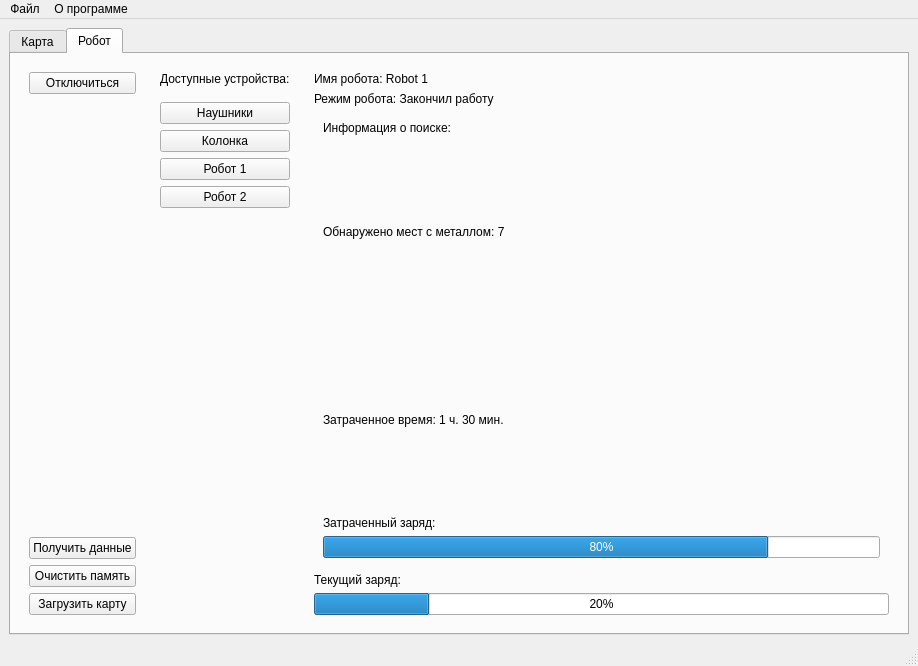
Before: the Qt Designer form MainWindow.ui in IvanZhiltsov/Robot-MetallFinder-Application, drawn with Qt 5.
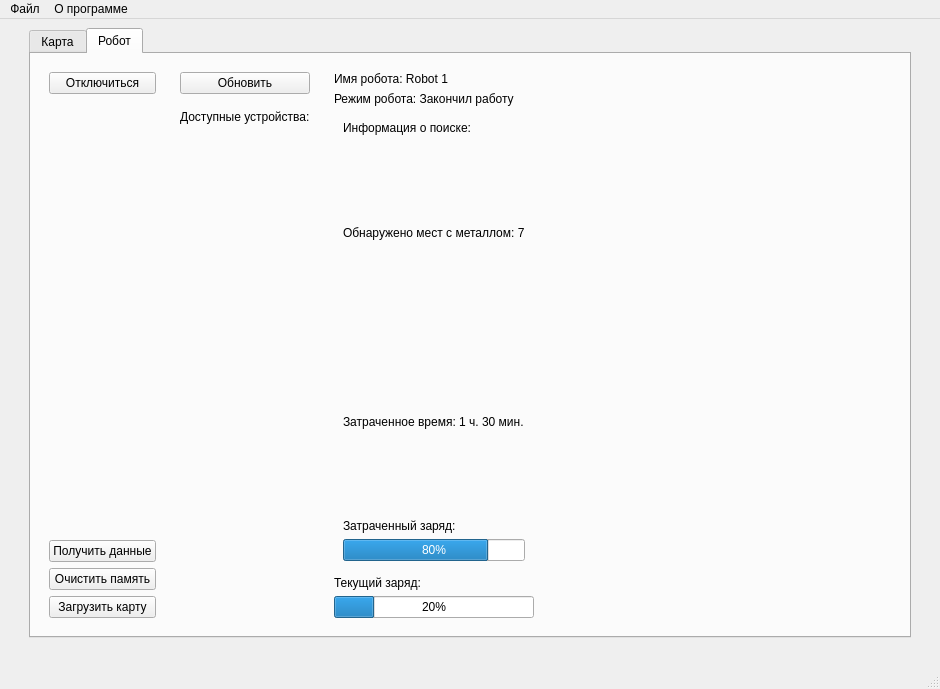
After: the same form once the commit is applied.

Commit message: Init MainWindow

The edit to the form file:
```diff
--- a/MainWindow.ui
+++ b/MainWindow.ui
@@ -6,8 +6,8 @@
    <rect>
     <x>0</x>
     <y>0</y>
-    <width>918</width>
-    <height>666</height>
+    <width>940</width>
+    <height>689</height>
    </rect>
   </property>
   <property name="windowTitle">
@@ -15,7 +15,39 @@
   </property>
   <widget class="QWidget" name="centralwidget">
    <layout class="QGridLayout" name="gridLayout">
+    <item row="0" column="2">
+     <spacer name="horizontalSpacer_2">
+      <property name="orientation">
+       <enum>Qt::Horizontal</enum>
+      </property>
+      <property name="sizeType">
+       <enum>QSizePolicy::Maximum</enum>
+      </property>
+      <property name="sizeHint" stdset="0">
+       <size>
+        <width>20</width>
+        <height>20</height>
+       </size>
+      </property>
+     </spacer>
+    </item>
     <item row="0" column="0">
+     <spacer name="horizontalSpacer">
+      <property name="orientation">
+       <enum>Qt::Horizontal</enum>
+      </property>
+      <property name="sizeType">
+       <enum>QSizePolicy::Maximum</enum>
+      </property>
+      <property name="sizeHint" stdset="0">
+       <size>
+        <width>20</width>
+        <height>20</height>
+       </size>
+      </property>
+     </spacer>
+    </item>
+    <item row="0" column="1">
      <widget class="QTabWidget" name="tabWidget">
       <property name="currentIndex">
        <number>1</number>
@@ -24,10 +56,13 @@
        <attribute name="title">
         <string>Карта</string>
        </attribute>
-       <layout class="QGridLayout" name="gridLayout_2">
+       <layout class="QGridLayout" name="gridLayout_8">
         <item row="0" column="0">
          <layout class="QVBoxLayout" name="verticalLayout" stretch="0,1">
           <item>
+           <widget class="QWidget" name="edit_map_widget" native="true">
+            <layout class="QGridLayout" name="gridLayout_2">
+             <item row="0" column="0">
            <layout class="QHBoxLayout" name="edit_map_hl" stretch="1,1,0,3,0,4,4,0,3">
             <item>
              <widget class="QPushButton" name="undo_btn">
@@ -94,8 +129,21 @@
             </item>
            </layout>
           </item>
+            </layout>
+           </widget>
+          </item>
           <item>
-           <widget class="QWidget" name="map_widget" native="true"/>
+           <widget class="QWidget" name="map_widget" native="true">
+            <layout class="QGridLayout" name="gridLayout_9">
+             <item row="0" column="0">
+              <widget class="QLabel" name="map_test_lable">
+               <property name="text">
+                <string>Тест</string>
+               </property>
+              </widget>
+             </item>
+            </layout>
+           </widget>
           </item>
          </layout>
         </item>
@@ -163,7 +211,30 @@
            <widget class="QWidget" name="devices_widwet" native="true">
             <layout class="QGridLayout" name="gridLayout_6">
              <item row="0" column="0">
-              <layout class="QVBoxLayout" name="verticalLayout_5" stretch="0,0,0,0,0,0,0">
+              <layout class="QVBoxLayout" name="verticalLayout_5" stretch="0,0,0,0,0,0">
+               <item>
+                <widget class="QPushButton" name="update_dev_btn">
+                 <property name="text">
+                  <string>Обновить</string>
+                 </property>
+                </widget>
+               </item>
+               <item>
+                <spacer name="verticalSpacer_5">
+                 <property name="orientation">
+                  <enum>Qt::Vertical</enum>
+                 </property>
+                 <property name="sizeType">
+                  <enum>QSizePolicy::Fixed</enum>
+                 </property>
+                 <property name="sizeHint" stdset="0">
+                  <size>
+                   <width>20</width>
+                   <height>10</height>
+                  </size>
+                 </property>
+                </spacer>
+               </item>
                <item>
                 <widget class="QLabel" name="label_8">
                  <property name="text">
@@ -188,32 +259,7 @@
                 </spacer>
                </item>
                <item>
-                <widget class="QPushButton" name="pushButton_11">
-                 <property name="text">
-                  <string>Наушники</string>
-                 </property>
-                </widget>
-               </item>
-               <item>
-                <widget class="QPushButton" name="pushButton_12">
-                 <property name="text">
-                  <string>Колонка</string>
-                 </property>
-                </widget>
-               </item>
-               <item>
-                <widget class="QPushButton" name="pushButton_13">
-                 <property name="text">
-                  <string>Робот 1</string>
-                 </property>
-                </widget>
-               </item>
-               <item>
-                <widget class="QPushButton" name="pushButton_14">
-                 <property name="text">
-                  <string>Робот 2</string>
-                 </property>
-                </widget>
+                <layout class="QVBoxLayout" name="devices_vl"/>
                </item>
                <item>
                 <spacer name="verticalSpacer_2">
@@ -318,10 +364,42 @@
           </item>
          </layout>
         </item>
+        <item row="0" column="1">
+         <spacer name="horizontalSpacer_3">
+          <property name="orientation">
+           <enum>Qt::Horizontal</enum>
+          </property>
+          <property name="sizeType">
+           <enum>QSizePolicy::Expanding</enum>
+          </property>
+          <property name="sizeHint" stdset="0">
+           <size>
+            <width>40</width>
+            <height>20</height>
+           </size>
+          </property>
+         </spacer>
+        </item>
        </layout>
       </widget>
      </widget>
     </item>
+    <item row="1" column="1">
+     <spacer name="verticalSpacer_4">
+      <property name="orientation">
+       <enum>Qt::Vertical</enum>
+      </property>
+      <property name="sizeType">
+       <enum>QSizePolicy::Maximum</enum>
+      </property>
+      <property name="sizeHint" stdset="0">
+       <size>
+        <width>20</width>
+        <height>20</height>
+       </size>
+      </property>
+     </spacer>
+    </item>
    </layout>
   </widget>
   <widget class="QMenuBar" name="menubar">
@@ -329,7 +407,7 @@
     <rect>
      <x>0</x>
      <y>0</y>
-     <width>918</width>
+     <width>940</width>
      <height>26</height>
     </rect>
    </property>
```
Lines whose indentation alone changed are shown as unchanged. The commit also changes 1 other file.
